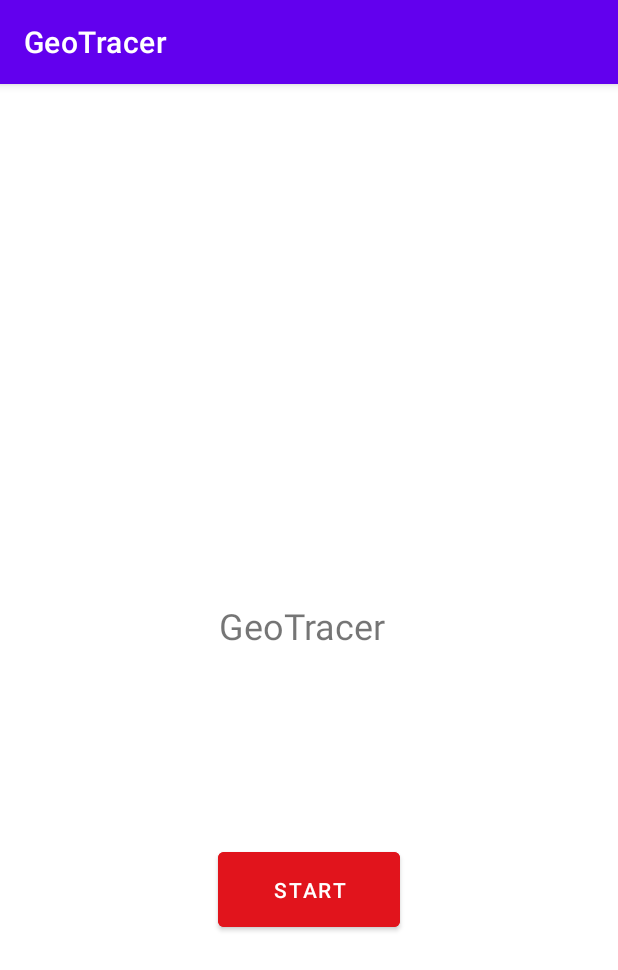
After one commit to STK-Students/GeoTracer, an Android app: the StartActivity screen opened directly, with no data from a screen before it, on a phone screen of 412 x 824 dp. The commit adds this screen. Shown: the top 970 px of the screen. Run offline under Robolectric (Android 15) with nearby library versions, the phone set to English and light mode, and no system bars.

Commit message:
Added StartActivity

```diff
--- a/app/src/main/AndroidManifest.xml
+++ b/app/src/main/AndroidManifest.xml
@@ -12,6 +12,13 @@
         android:supportsRtl="true"
         android:theme="@style/Theme.GeoTracer"
         tools:targetApi="31">
+        <activity
+            android:name=".StartActivity"
+            android:exported="false">
+            <meta-data
+                android:name="android.app.lib_name"
+                android:value="" />
+        </activity>
         <activity
             android:name=".MainActivity"
             android:exported="true"
--- /dev/null
+++ b/app/src/main/java/de/sk/geotracer/StartActivity.java
@@ -0,0 +1,14 @@
+package de.sk.geotracer;
+
+import androidx.appcompat.app.AppCompatActivity;
+
+import android.os.Bundle;
+
+public class StartActivity extends AppCompatActivity {
+
+    @Override
+    protected void onCreate(Bundle savedInstanceState) {
+        super.onCreate(savedInstanceState);
+        setContentView(R.layout.activity_start);
+    }
+}
--- /dev/null
+++ b/app/src/main/res/layout/activity_start.xml
@@ -0,0 +1,35 @@
+<?xml version="1.0" encoding="utf-8"?>
+<androidx.constraintlayout.widget.ConstraintLayout xmlns:android="http://schemas.android.com/apk/res/android"
+    xmlns:app="http://schemas.android.com/apk/res-auto"
+    xmlns:tools="http://schemas.android.com/tools"
+    android:layout_width="match_parent"
+    android:layout_height="match_parent"
+    tools:context=".StartActivity">
+
+    <TextView
+        android:layout_width="130dp"
+        android:layout_height="48dp"
+        android:text="@string/geoTracer"
+        android:textAlignment="center"
+        android:textSize="24sp"
+        app:layout_constraintBottom_toTopOf="@+id/button"
+        app:layout_constraintEnd_toEndOf="parent"
+        app:layout_constraintHorizontal_bias="0.483"
+        app:layout_constraintStart_toStartOf="parent"
+        app:layout_constraintTop_toTopOf="parent"
+        app:layout_constraintVertical_bias="0.752" />
+
+    <Button
+        android:id="@+id/button"
+        android:layout_width="121dp"
+        android:layout_height="62dp"
+        android:layout_marginBottom="200dp"
+        android:backgroundTint="#E1141C"
+        android:text="@string/startButton"
+        android:textAlignment="center"
+        android:textColor="#FFFFFF"
+        app:layout_constraintBottom_toBottomOf="parent"
+        app:layout_constraintEnd_toEndOf="parent"
+        app:layout_constraintStart_toStartOf="parent" />
+
+</androidx.constraintlayout.widget.ConstraintLayout>
--- a/app/src/main/res/values/strings.xml
+++ b/app/src/main/res/values/strings.xml
@@ -9,4 +9,7 @@
 
     <string name="hello_first_fragment">Hello first fragment</string>
     <string name="hello_second_fragment">Hello second fragment. Arg: %1$s</string>
+
+    <string name="geoTracer">GeoTracer</string>
+    <string name="startButton">Start</string>
 </resources>
--- a/build.gradle
+++ b/build.gradle
@@ -1,5 +1,5 @@
 // Top-level build file where you can add configuration options common to all sub-projects/modules.
 plugins {
-    id 'com.android.application' version '7.3.0' apply false
-    id 'com.android.library' version '7.3.0' apply false
+    id 'com.android.application' version '7.3.1' apply false
+    id 'com.android.library' version '7.3.1' apply false
 }
```
